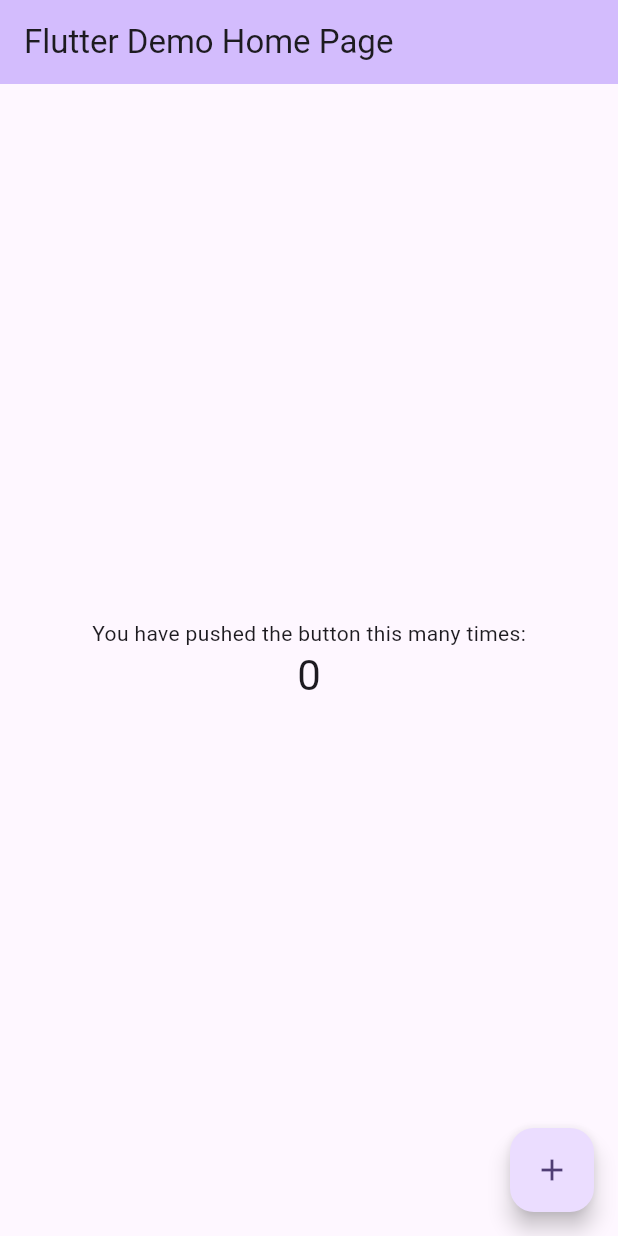
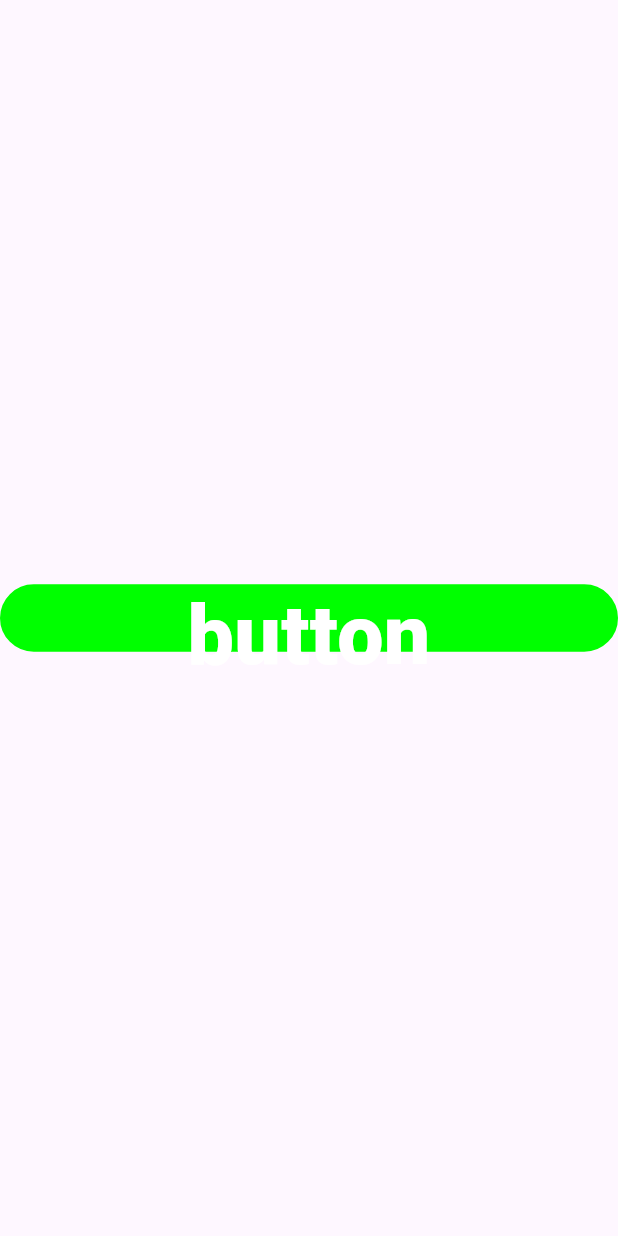
Before and after one commit to taufiqelahi/furn, a Flutter app: the screen it shows after launch, on a phone screen of 412 x 824 dp. Run offline on Flutter 3.47's test engine with Material 2 defaults, Android fonts, the phone set to English and light mode, and no system bars; our stand-ins replace another_flushbar, google_fonts; Roboto replaces fonts that are missing (Almarai).

Commit message:
testing typo style done

```diff
--- a/lib/component/button.dart
+++ b/lib/component/button.dart
@@ -2,7 +2,7 @@ import 'package:flutter/cupertino.dart';
 import 'package:flutter/material.dart';
 import 'package:furn/component/label.dart';
 import 'package:furn/utils/all_colors.dart';
-import 'package:furn/utils/font_size.dart';
+import 'package:furn/utils/typo.dart';
 
 
 
@@ -11,11 +11,12 @@ class FillButton extends StatelessWidget {
   final String title;
   final VoidCallback onPressed;
   final Color? containerColor, textColor;
-  final double? height, fontSize;
-  final FontWeight? fontWeight;
+  final double? height;
+  final Typo ?typoStyle;
   final double? width;
   final BorderRadius ?borderRadius;
   final double? pressedOpacity;
+
 
   const FillButton(
       {Key? key,
@@ -24,9 +25,9 @@ class FillButton extends StatelessWidget {
         this.containerColor,
         this.textColor,
         this.height,
-        this.fontWeight,
-        this.fontSize,
-        this.width, this.borderRadius, this.pressedOpacity=0.4})
+
+
+        this.width, this.borderRadius, this.pressedOpacity=0.4,  this.typoStyle})
       : super(key: key);
 
   @override
@@ -48,8 +49,7 @@ class FillButton extends StatelessWidget {
             child: Label(
               text: title,
               color: textColor ?? AllColors.white,
-              fontWeight: fontWeight ?? FontWeight.normal,
-              fontSize: fontSize ?? FontSize.p1,
+              typoStyle: typoStyle,
             )));
   }
 }
--- a/lib/component/custom_text_field.dart
+++ b/lib/component/custom_text_field.dart
@@ -1,7 +1,7 @@
 import 'package:flutter/material.dart';
 import 'package:furn/utils/all_colors.dart';
 
-import '../utils/font_size.dart';
+import '../utils/typo.dart';
 
 class CustomTextField extends StatelessWidget {
   final String hintText;
@@ -32,7 +32,7 @@ class CustomTextField extends StatelessWidget {
       showCursor: showCursor,
       enableInteractiveSelection: enableInteractiveSelection,
       enabled: enable ?? true,
-      style: TextStyle(fontSize: FontSize.p1),
+      style: TextStyle(fontSize:(TypoStyle.p1 ).fontSize),
       autofocus: true,
       onTap: ontap,
       validator: validator,
--- a/lib/component/label.dart
+++ b/lib/component/label.dart
@@ -1,17 +1,12 @@
-
-
 import 'package:flutter/cupertino.dart';
 import 'package:furn/utils/all_colors.dart';
+import 'package:furn/utils/typo.dart';
 import 'package:google_fonts/google_fonts.dart';
 
+class Label extends StatelessWidget {
+  final String text;
+  final Typo? typoStyle;
 
-enum Fonts { lobster, roboto, inter ,workSans}
-
-class Label extends StatelessWidget {
-  final Fonts? fonts;
-  final String text;
-  final double? fontSize;
-  final FontWeight? fontWeight;
   final int? maxLine;
   final TextOverflow? overflow;
   final TextAlign? align;
@@ -19,28 +14,29 @@ class Label extends StatelessWidget {
   final TextDecoration? underline;
   final double? letterspacing;
 
-  const Label({
-    Key? key,
+  const Label(
+      {Key? key,
       required this.text,
-    this.fontSize,
-    this.fontWeight,
       this.align,
       this.color,
       this.maxLine,
       this.overflow,
       this.underline,
-    this.fonts,
-    this.letterspacing
+      this.letterspacing,
+      this.typoStyle})
+      : super(key: key);
 
-  }) : super(key: key);
 
+  final Typo defaultTypoStyle=TypoStyle.p1;
   get textStyleBuilder => TextStyle(
       decoration: underline ?? TextDecoration.none,
-      fontSize: fontSize ?? 14,
-      fontWeight: fontWeight ?? FontWeight.normal,
+      fontSize: (typoStyle ??defaultTypoStyle)
+          .fontSize,
+      fontWeight: (typoStyle ??
+              defaultTypoStyle)
+          .fontWeight,
       color: color ?? AllColors.black,
-      letterSpacing: letterspacing ?? 0.2
-  );
+      letterSpacing: letterspacing ?? 0.2);
 
   @override
   Widget build(BuildContext context) {
@@ -50,24 +46,22 @@ class Label extends StatelessWidget {
             maxLines: maxLine ?? 50,
             overflow: overflow ?? TextOverflow.visible,
             textAlign: align ?? TextAlign.left,
-
             style: getTextStyle));
   }
 
   TextStyle get getTextStyle {
     TextStyle defaultTextStyle = textStyleBuilder;
-    switch (fonts) {
-      case Fonts.lobster:
-        return GoogleFonts.lobster(textStyle: defaultTextStyle);
-      case Fonts.workSans:
-        return GoogleFonts.workSans(textStyle: defaultTextStyle);
+    if (typoStyle == null) {
+      return GoogleFonts.almarai(textStyle: defaultTextStyle);
+    }
+    switch (typoStyle!.fonts) {
+      case Fonts.lato:
+        return GoogleFonts.lato(textStyle: defaultTextStyle);
+      case Fonts.almarai:
+        return GoogleFonts.almarai(textStyle: defaultTextStyle);
 
-      case Fonts.inter:
-        return GoogleFonts.inter(textStyle: defaultTextStyle);
-      case Fonts.roboto:
-        return GoogleFonts.roboto(textStyle: defaultTextStyle);
       default:
-        return GoogleFonts.workSans(textStyle: defaultTextStyle);
+        return GoogleFonts.almarai(textStyle: defaultTextStyle);
     }
   }
 }
--- a/lib/main.dart
+++ b/lib/main.dart
@@ -1,4 +1,5 @@
 import 'package:flutter/material.dart';
+import 'package:furn/screens/test.dart';
 
 void main() {
   runApp(const MyApp());
@@ -31,95 +32,7 @@ class MyApp extends StatelessWidget {
           colorScheme: ColorScheme.fromSeed(seedColor: Colors.deepPurple),
           useMaterial3: true,
         ),
-      home: const MyHomePage(title: 'Flutter Demo Home Page'),
+        home: Test()
     );
   }
 }
-
-class MyHomePage extends StatefulWidget {
-  const MyHomePage({super.key, required this.title});
-
-  // This widget is the home page of your application. It is stateful, meaning
-  // that it has a State object (defined below) that contains fields that affect
-  // how it looks.
-
-  // This class is the configuration for the state. It holds the values (in this
-  // case the title) provided by the parent (in this case the App widget) and
-  // used by the build method of the State. Fields in a Widget subclass are
-  // always marked "final".
-
-  final String title;
-
-  @override
-  State<MyHomePage> createState() => _MyHomePageState();
-}
-
-class _MyHomePageState extends State<MyHomePage> {
-  int _counter = 0;
-
-  void _incrementCounter() {
-    setState(() {
-      // This call to setState tells the Flutter framework that something has
-      // changed in this State, which causes it to rerun the build method below
-      // so that the display can reflect the updated values. If we changed
-      // _counter without calling setState(), then the build method would not be
-      // called again, and so nothing would appear to happen.
-      _counter++;
-    });
-  }
-
-  @override
-  Widget build(BuildContext context) {
-    // This method is rerun every time setState is called, for instance as done
-    // by the _incrementCounter method above.
-    //
-    // The Flutter framework has been optimized to make rerunning build methods
-    // fast, so that you can just rebuild anything that needs updating rather
-    // than having to individually change instances of widgets.
-    return Scaffold(
-      appBar: AppBar(
-        // TRY THIS: Try changing the color here to a specific color (to
-        // Colors.amber, perhaps?) and trigger a hot reload to see the AppBar
-        // change color while the other colors stay the same.
-        backgroundColor: Theme.of(context).colorScheme.inversePrimary,
-        // Here we take the value from the MyHomePage object that was created by
-        // the App.build method, and use it to set our appbar title.
-        title: Text(widget.title),
-      ),
-      body: Center(
-        // Center is a layout widget. It takes a single child and positions it
-        // in the middle of the parent.
-        child: Column(
-          // Column is also a layout widget. It takes a list of children and
-          // arranges them vertically. By default, it sizes itself to fit its
-          // children horizontally, and tries to be as tall as its parent.
-          //
-          // Column has various properties to control how it sizes itself and
-          // how it positions its children. Here we use mainAxisAlignment to
-          // center the children vertically; the main axis here is the vertical
-          // axis because Columns are vertical (the cross axis would be
-          // horizontal).
-          //
-          // TRY THIS: Invoke "debug painting" (choose the "Toggle Debug Paint"
-          // action in the IDE, or press "p" in the console), to see the
-          // wireframe for each widget.
-          mainAxisAlignment: MainAxisAlignment.center,
-          children: <Widget>[
-            const Text(
-              'You have pushed the button this many times:',
-            ),
-            Text(
-              '$_counter',
-              style: Theme.of(context).textTheme.headlineMedium,
-            ),
-          ],
-        ),
-      ),
-      floatingActionButton: FloatingActionButton(
-        onPressed: _incrementCounter,
-        tooltip: 'Increment',
-        child: const Icon(Icons.add),
-      ), // This trailing comma makes auto-formatting nicer for build methods.
-    );
-  }
-}
--- /dev/null
+++ b/lib/screens/test.dart
@@ -0,0 +1,23 @@
+import 'package:flutter/material.dart';
+import 'package:furn/component/button.dart';
+import 'package:furn/utils/typo.dart';
+
+class Test extends StatelessWidget {
+  const Test({super.key});
+
+  @override
+  Widget build(BuildContext context) {
+    return Scaffold(
+      body: Column(
+        mainAxisAlignment: MainAxisAlignment.center,
+        children: [
+          Center(
+            child: FillButton(onPressed: () {  }, title: 'button',typoStyle: TypoStyle.h1,
+
+            ),
+          )
+        ],
+      ),
+    );
+  }
+}
--- /dev/null
+++ b/lib/utils/typo.dart
@@ -0,0 +1,21 @@
+import 'dart:ui';
+
+import 'package:google_fonts/google_fonts.dart';
+
+enum Fonts { lato, almarai }
+
+class Typo {
+  final FontWeight fontWeight;
+  final Fonts fonts;
+  final double fontSize;
+
+  const Typo(
+      {required this.fontWeight, required this.fonts, required this.fontSize});
+}
+
+class TypoStyle {
+  static const Typo h1 =
+      Typo(fontWeight: FontWeight.w900, fonts: Fonts.almarai, fontSize: 55);
+  static const Typo p1 =
+  Typo(fontWeight: FontWeight.normal, fonts: Fonts.almarai, fontSize: 18);
+}
```
Also changed, not shown: lib/utils/font_size.dart (deleted, +0 -11 lines), 3 other files. Lines whose indentation alone changed are shown as unchanged.
